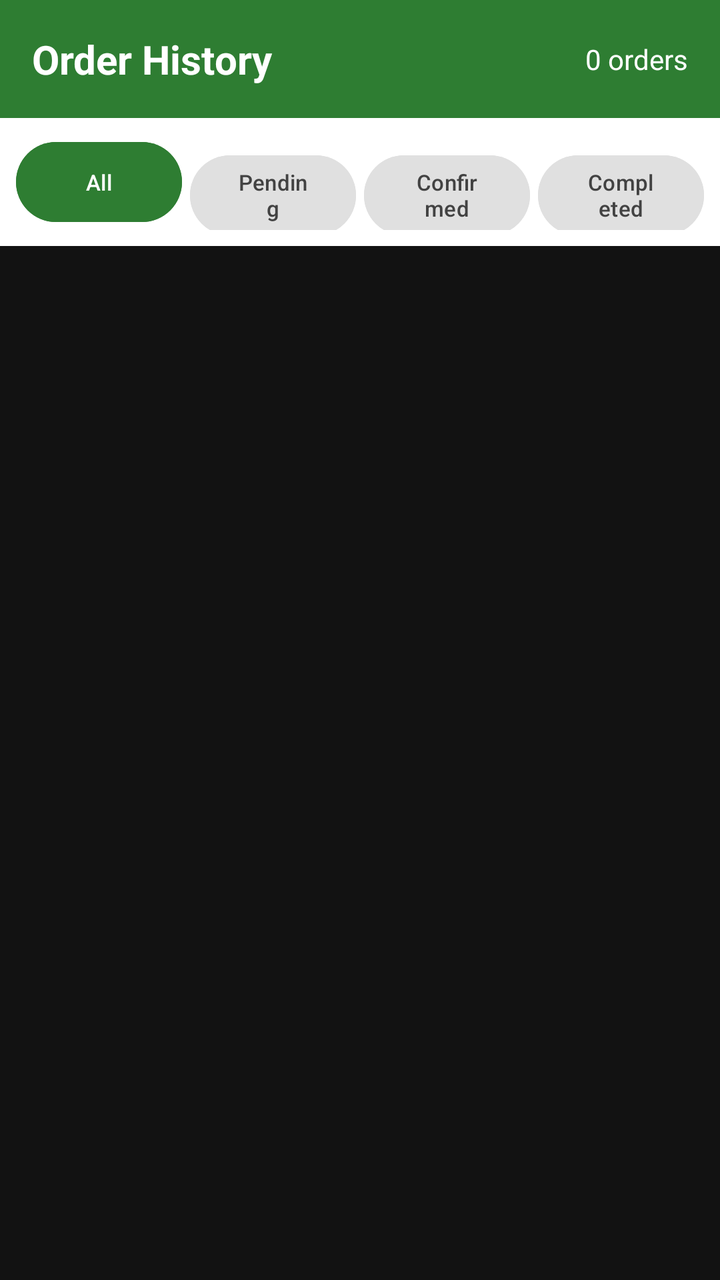
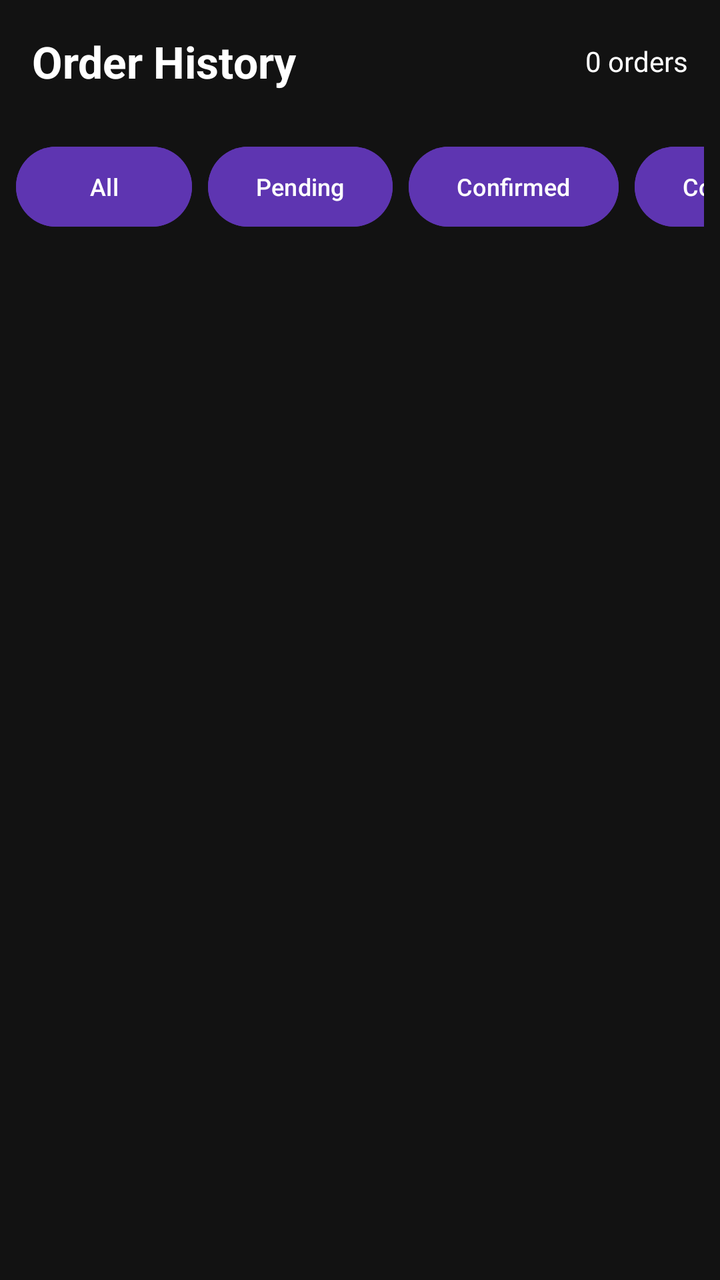

Before-and-after screenshots of an Android layout around one commit, followed by the original layout XML and the change that was made.
<!-- AndroidManifest.xml: application theme Theme.CampusCycle -->
<!-- res/layout/activity_order_history.xml -->
<?xml version="1.0" encoding="utf-8"?>
<LinearLayout xmlns:android="http://schemas.android.com/apk/res/android"
    android:layout_width="match_parent"
    android:layout_height="match_parent"
    android:orientation="vertical"
    android:background="@color/background">

    <LinearLayout
        android:layout_width="match_parent"
        android:layout_height="wrap_content"
        android:background="#2E7D32"
        android:padding="16dp"
        android:gravity="center_vertical"
        android:orientation="horizontal">

        <TextView
            android:layout_width="0dp"
            android:layout_height="wrap_content"
            android:layout_weight="1"
            android:text="Order History"
            android:textColor="@color/textPrimary"
            android:textSize="20sp"
            android:textStyle="bold"/>

        <TextView
            android:id="@+id/tvOrderCount"
            android:layout_width="wrap_content"
            android:layout_height="wrap_content"
            android:text="0 orders"
            android:textColor="@color/textPrimary"
            android:textSize="14sp"/>
    </LinearLayout>

    <LinearLayout
        android:layout_width="match_parent"
        android:layout_height="wrap_content"
        android:orientation="horizontal"
        android:background="#FFFFFF"
        android:padding="8dp">

        <Button
            android:id="@+id/btnFilterAll"
            android:layout_width="0dp"
            android:layout_height="wrap_content"
            android:layout_weight="1"
            android:text="All"
            android:backgroundTint="#2E7D32"
            android:textColor="#FFFFFF"
            android:textSize="11sp"
            android:layout_marginEnd="4dp"/>

        <Button
            android:id="@+id/btnFilterPending"
            android:layout_width="0dp"
            android:layout_height="wrap_content"
            android:layout_weight="1"
            android:text="Pending"
            android:backgroundTint="#E0E0E0"
            android:textColor="#424242"
            android:textSize="11sp"
            android:layout_marginEnd="4dp"/>

        <Button
            android:id="@+id/btnFilterConfirmed"
            android:layout_width="0dp"
            android:layout_height="wrap_content"
            android:layout_weight="1"
            android:text="Confirmed"
            android:backgroundTint="#E0E0E0"
            android:textColor="#424242"
            android:textSize="11sp"
            android:layout_marginEnd="4dp"/>

        <Button
            android:id="@+id/btnFilterCompleted"
            android:layout_width="0dp"
            android:layout_height="wrap_content"
            android:layout_weight="1"
            android:text="Completed"
            android:backgroundTint="#E0E0E0"
            android:textColor="#424242"
            android:textSize="11sp"/>
    </LinearLayout>

    <ListView
        android:id="@+id/lvOrders"
        android:layout_width="match_parent"
        android:layout_height="0dp"
        android:layout_weight="1"
        android:divider="#E0E0E0"
        android:dividerHeight="1dp"
        android:padding="8dp"/>

    <TextView
        android:id="@+id/tvEmpty"
        android:layout_width="match_parent"
        android:layout_height="wrap_content"
        android:text="No orders yet.\nStart shopping in the Marketplace!"
        android:gravity="center"
        android:textColor="@color/textPrimary"
        android:textSize="15sp"
        android:padding="40dp"
        android:visibility="gone"/>

</LinearLayout>
<!-- resources referenced by this layout -->
<resources>
  <color name="background">#121212</color>
  <color name="textPrimary">#FFFFFF</color>
  <style name="Theme.CampusCycle" parent="Theme.Material3.Dark.NoActionBar">
          <item name="colorPrimary">@color/primary</item>
          <item name="colorPrimaryVariant">@color/primaryDark</item>
          <item name="colorSecondary">@color/accent</item>
      </style>
  <color name="primary">#5E35B1</color>
  <color name="primaryDark">#4527A0</color>
  <color name="accent">#42A5F5</color>
</resources>

<!-- the commit's change to res/layout/activity_order_history.xml (unified diff, before → after) -->
@@ -8,7 +8,7 @@
     <LinearLayout
         android:layout_width="match_parent"
         android:layout_height="wrap_content"
-        android:background="#2E7D32"
+        android:background="@color/background"
         android:padding="16dp"
         android:gravity="center_vertical"
         android:orientation="horizontal">
@@ -19,7 +19,7 @@
             android:layout_weight="1"
             android:text="Order History"
             android:textColor="@color/textPrimary"
-            android:textSize="20sp"
+            android:textSize="22sp"
             android:textStyle="bold"/>
 
         <TextView
@@ -31,63 +31,70 @@
             android:textSize="14sp"/>
     </LinearLayout>
 
-    <LinearLayout
+    <HorizontalScrollView
         android:layout_width="match_parent"
         android:layout_height="wrap_content"
-        android:orientation="horizontal"
-        android:background="#FFFFFF"
+        android:scrollbars="none"
+        android:background="@color/background"
         android:padding="8dp">
 
-        <Button
-            android:id="@+id/btnFilterAll"
-            android:layout_width="0dp"
+        <LinearLayout
+            android:layout_width="wrap_content"
             android:layout_height="wrap_content"
-            android:layout_weight="1"
-            android:text="All"
-            android:backgroundTint="#2E7D32"
-            android:textColor="#FFFFFF"
-            android:textSize="11sp"
-            android:layout_marginEnd="4dp"/>
+            android:orientation="horizontal">
 
-        <Button
-            android:id="@+id/btnFilterPending"
-            android:layout_width="0dp"
-            android:layout_height="wrap_content"
-            android:layout_weight="1"
-            android:text="Pending"
-            android:backgroundTint="#E0E0E0"
-            android:textColor="#424242"
-            android:textSize="11sp"
-            android:layout_marginEnd="4dp"/>
+            <Button
+                android:id="@+id/btnFilterAll"
+                android:layout_width="wrap_content"
+                android:layout_height="wrap_content"
+                android:text="All"
+                android:maxLines="1"
+                android:backgroundTint="@color/primary"
+                android:textColor="@color/white"
+                android:textSize="12sp"
+                android:layout_marginEnd="8dp"/>
 
-        <Button
-            android:id="@+id/btnFilterConfirmed"
-            android:layout_width="0dp"
-            android:layout_height="wrap_content"
-            android:layout_weight="1"
-            android:text="Confirmed"
-            android:backgroundTint="#E0E0E0"
-            android:textColor="#424242"
-            android:textSize="11sp"
-            android:layout_marginEnd="4dp"/>
+            <Button
+                android:id="@+id/btnFilterPending"
+                android:layout_width="wrap_content"
+                android:layout_height="wrap_content"
+                android:text="Pending"
+                android:maxLines="1"
+                android:backgroundTint="@color/primary"
+                android:textColor="@color/white"
+                android:textSize="12sp"
+                android:layout_marginEnd="8dp"/>
 
-        <Button
-            android:id="@+id/btnFilterCompleted"
-            android:layout_width="0dp"
-            android:layout_height="wrap_content"
-            android:layout_weight="1"
-            android:text="Completed"
-            android:backgroundTint="#E0E0E0"
-            android:textColor="#424242"
-            android:textSize="11sp"/>
-    </LinearLayout>
+            <Button
+                android:id="@+id/btnFilterConfirmed"
+                android:layout_width="wrap_content"
+                android:layout_height="wrap_content"
+                android:text="Confirmed"
+                android:maxLines="1"
+                android:backgroundTint="@color/primary"
+                android:textColor="@color/white"
+                android:textSize="12sp"
+                android:layout_marginEnd="8dp"/>
+
+            <Button
+                android:id="@+id/btnFilterCompleted"
+                android:layout_width="wrap_content"
+                android:layout_height="wrap_content"
+                android:text="Completed"
+                android:maxLines="1"
+                android:backgroundTint="@color/primary"
+                android:textColor="@color/white"
+                android:textSize="12sp"/>
+
+        </LinearLayout>
+    </HorizontalScrollView>
 
     <ListView
         android:id="@+id/lvOrders"
         android:layout_width="match_parent"
         android:layout_height="0dp"
         android:layout_weight="1"
-        android:divider="#E0E0E0"
+        android:divider="#333333"
         android:dividerHeight="1dp"
         android:padding="8dp"/>
 
<!-- resource entries referenced after the edit -->
@@ -2,6 +2,7 @@
 <resources>
   <color name="background">#121212</color>
   <color name="textPrimary">#FFFFFF</color>
+  <color name="white">#FFFFFFFF</color>
   <style name="Theme.CampusCycle" parent="Theme.Material3.Dark.NoActionBar">
           <item name="colorPrimary">@color/primary</item>
           <item name="colorPrimaryVariant">@color/primaryDark</item>
